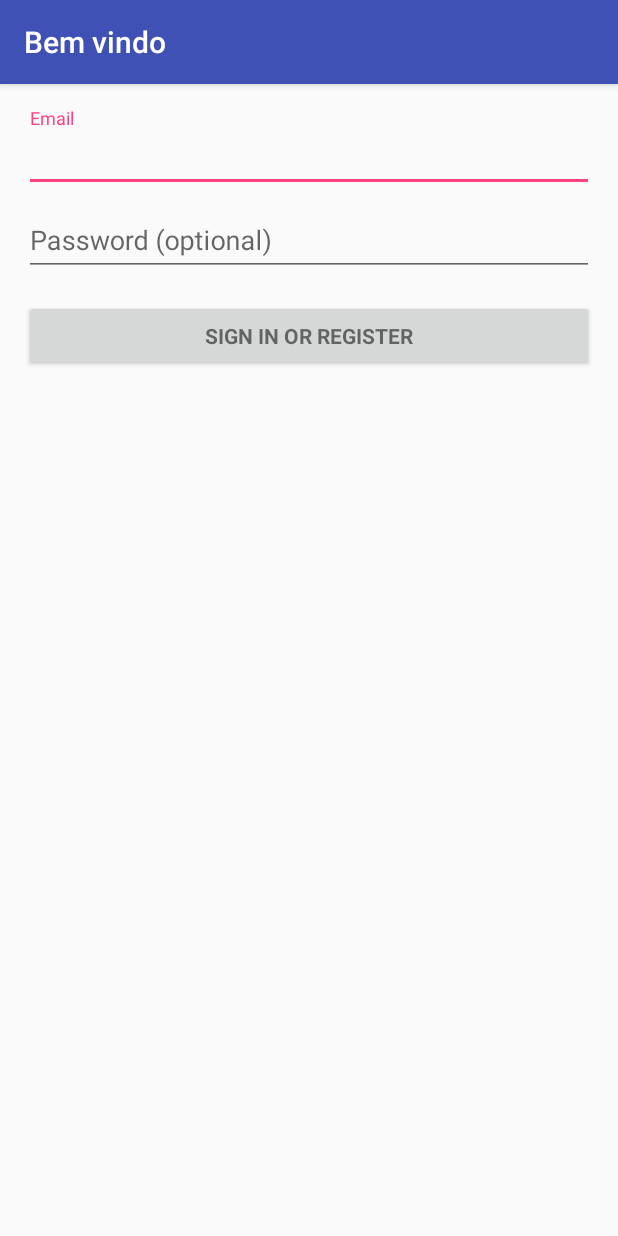
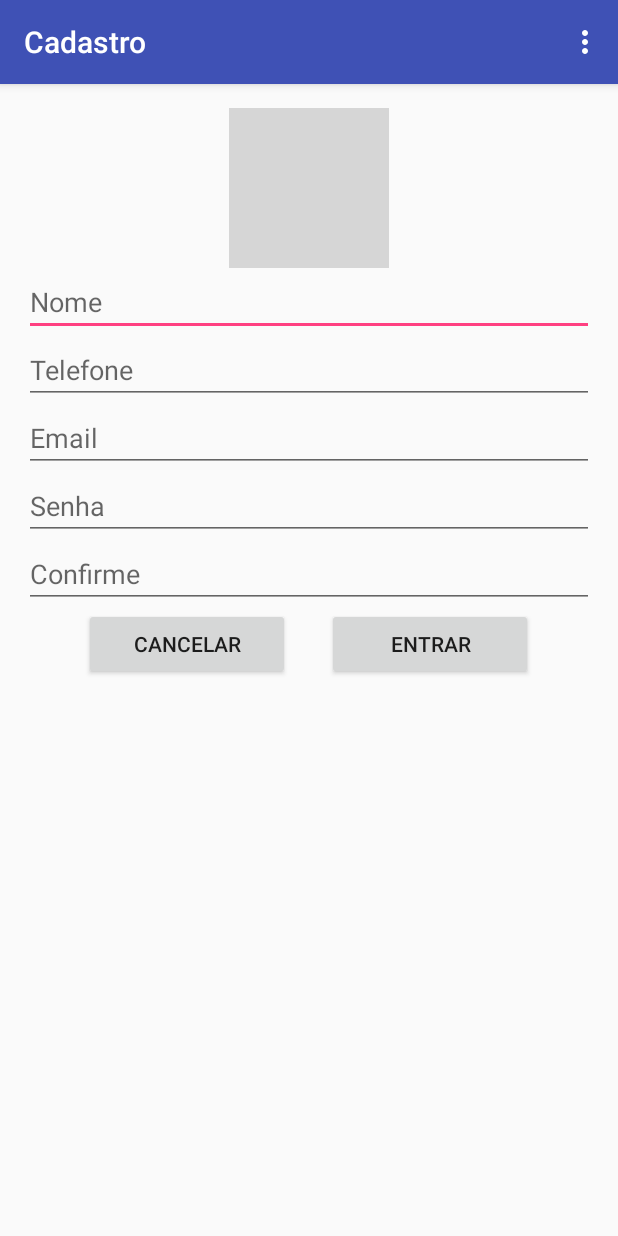
Before and after one commit to heltonuema/iesb-pos-trabalho-contatos-android, an Android app: the screen it shows after launch (LoginActivity before the commit, CadastroActivity after it), on a phone screen of 412 x 824 dp. Run offline under Robolectric (Android 15) with nearby library versions, the phone set to English and light mode, and no system bars; grey boxes are pictures that could not be loaded.

Commit message:
Criação da tela de cadastro

```diff
--- a/app/build.gradle
+++ b/app/build.gradle
@@ -19,6 +19,16 @@ android {
     }
 }
 
+buildscript {
+    repositories {
+        jcenter()
+    }
+    dependencies {
+        classpath "io.realm:realm-gradle-plugin:1.2.0"
+    }
+}
+
+
 dependencies {
     compile fileTree(dir: 'libs', include: ['*.jar'])
     testCompile 'junit:junit:4.12'
--- a/app/src/main/AndroidManifest.xml
+++ b/app/src/main/AndroidManifest.xml
@@ -13,15 +13,27 @@
         android:label="@string/app_name"
         android:supportsRtl="true"
         android:theme="@style/AppTheme">
+        <!--<activity-->
+            <!--android:name=".activity.LoginActivity"-->
+            <!--android:label="@string/title_activity_login">-->
+                <!--<intent-filter>-->
+                    <!--<action android:name="android.intent.action.MAIN" />-->
+
+                    <!--<category android:name="android.intent.category.LAUNCHER" />-->
+                <!--</intent-filter>-->
+        <!--</activity>-->
+
+
         <activity
-            android:name=".activity.LoginActivity"
-            android:label="@string/title_activity_login">
-                <intent-filter>
-                    <action android:name="android.intent.action.MAIN" />
+            android:name=".activity.CadastroActivity"
+            android:label="@string/title_activity_cadastro">
+            <intent-filter>
+                <action android:name="android.intent.action.MAIN" />
 
-                    <category android:name="android.intent.category.LAUNCHER" />
-                </intent-filter>
+                <category android:name="android.intent.category.LAUNCHER" />
+            </intent-filter>
         </activity>
+
     </application>
 
 </manifest>
--- /dev/null
+++ b/app/src/main/java/br/iesb/contatospos/activity/CadastroActivity.java
@@ -0,0 +1,39 @@
+package br.iesb.contatospos.activity;
+
+import android.os.Bundle;
+import android.support.v7.app.AppCompatActivity;
+import android.view.Menu;
+import android.view.MenuItem;
+import android.widget.Toast;
+
+import br.iesb.contatospos.R;
+
+/**
+ * Tela de Cadastro
+ */
+public class CadastroActivity extends AppCompatActivity{
+
+    @Override
+    protected void onCreate(Bundle savedInstanceState) {
+        super.onCreate(savedInstanceState);
+        setContentView(R.layout.activity_cadastro);
+    }
+
+    @Override
+    public boolean onCreateOptionsMenu(Menu menu){
+        getMenuInflater().inflate(R.menu.menu_main, menu);
+        return true;
+    }
+
+    @Override
+    public boolean onOptionsItemSelected(MenuItem item){
+        int id = item.getItemId();
+
+        if(id == R.id.action_settings){
+            Toast.makeText(getApplicationContext(), "teste", Toast.LENGTH_LONG).show();
+            return true;
+        }
+
+        return super.onOptionsItemSelected(item);
+    }
+}
--- /dev/null
+++ b/app/src/main/res/layout/activity_cadastro.xml
@@ -0,0 +1,93 @@
+<LinearLayout xmlns:android="http://schemas.android.com/apk/res/android"
+    xmlns:tools="http://schemas.android.com/tools"
+    android:layout_width="match_parent"
+    android:layout_height="match_parent"
+    android:gravity="center_horizontal"
+    android:orientation="vertical"
+    android:paddingBottom="@dimen/activity_vertical_margin"
+    android:paddingLeft="@dimen/activity_horizontal_margin"
+    android:paddingRight="@dimen/activity_horizontal_margin"
+    android:paddingTop="@dimen/activity_vertical_margin"
+    tools:context="br.iesb.contatospos.activity.CadastroActivity"
+    android:weightSum="1">
+
+    <!-- Login progress -->
+    <ImageView
+        android:layout_width="wrap_content"
+        android:layout_height="wrap_content"
+        android:id="@+id/imageView"
+        android:padding="5dp"
+        android:layout_gravity="center_horizontal"
+        android:src="@drawable/default_user" />
+
+
+    <AutoCompleteTextView
+        android:id="@+id/autoCompleteTextView3"
+        android:layout_width="match_parent"
+        android:layout_height="wrap_content"
+        android:hint="@string/prompt_cadastro_nome"
+        android:maxLines="1"
+        android:singleLine="true" />
+
+    <ProgressBar
+        android:id="@+id/login_progress"
+        style="?android:attr/progressBarStyleLarge"
+        android:layout_width="wrap_content"
+        android:layout_height="wrap_content"
+        android:layout_marginBottom="8dp"
+        android:visibility="gone" />
+
+    <AutoCompleteTextView
+        android:id="@+id/autoCompleteTextView2"
+        android:layout_width="match_parent"
+        android:layout_height="wrap_content"
+        android:hint="@string/prompt_cadastro_telefone"
+        android:maxLines="1"
+        android:singleLine="true" />
+
+    <AutoCompleteTextView
+        android:id="@+id/autoCompleteTextView"
+        android:layout_width="match_parent"
+        android:layout_height="wrap_content"
+        android:hint="@string/prompt_cadastro_email"
+        android:maxLines="1"
+        android:singleLine="true" />
+
+    <AutoCompleteTextView
+        android:id="@+id/autoCompleteTextView4"
+        android:layout_width="match_parent"
+        android:layout_height="wrap_content"
+        android:hint="@string/prompt_cadastro_senha"
+        android:maxLines="1"
+        android:singleLine="true"
+        android:layout_gravity="center_horizontal"/>
+
+    <AutoCompleteTextView
+        android:id="@+id/autoCompleteTextView5"
+        android:layout_width="match_parent"
+        android:layout_height="wrap_content"
+        android:hint="@string/prompt_cadastro_confirme"
+        android:maxLines="1"
+        android:singleLine="true"
+        android:layout_gravity="center_horizontal" />
+
+    <FrameLayout
+        android:layout_width="299dp"
+        android:layout_height="wrap_content">
+
+        <Button
+            android:layout_width="137dp"
+            android:layout_height="wrap_content"
+            android:text="@string/action_cancelar_sign_out"
+            android:id="@+id/button"
+            android:layout_gravity="left|center_vertical" />
+
+        <Button
+            android:layout_width="137dp"
+            android:layout_height="wrap_content"
+            android:text="@string/action_cadastro_sign_in"
+            android:id="@+id/button2"
+            android:layout_gravity="right|center_vertical" />
+    </FrameLayout>
+
+</LinearLayout>
--- /dev/null
+++ b/app/src/main/res/menu/menu_main.xml
@@ -0,0 +1,8 @@
+<menu xmlns:android="http://schemas.android.com/apk/res/android"
+    xmlns:tools="http://schemas.android.com/tools"
+    tools:context=".MainActivity"
+    android:weightSum="1">
+    <item android:id="@+id/action_settings"
+        android:title="@string/action_settings"
+        android:orderInCategory="100" />
+</menu>
--- a/app/src/main/res/values/strings.xml
+++ b/app/src/main/res/values/strings.xml
@@ -1,6 +1,7 @@
 <resources>
     <string name="app_name">ContatosPos</string>
     <string name="title_activity_login">Bem vindo</string>
+    <string name="title_activity_cadastro">Cadastro</string>
 
     <!-- Strings related to login -->
     <string name="prompt_email">Email</string>
@@ -14,4 +15,19 @@
     <string name="permission_rationale">"Contacts permissions are needed for providing email
         completions."
     </string>
+
+
+    <!-- Tela de Cadastro -->
+    <string name="prompt_cadastro_nome">Nome</string>
+    <string name="prompt_cadastro_telefone">Telefone</string>
+    <string name="prompt_cadastro_email">Email</string>
+    <string name="prompt_cadastro_senha">Senha</string>
+    <string name="prompt_cadastro_confirme">Confirme</string>
+
+    <string name="action_cadastro_sign_in">Entrar</string>
+    <string name="action_cancelar_sign_out">Cancelar</string>
+
+    <!--Menu Cadastro-->
+    <string name="action_settings">Teste</string>
+
 </resources>
```
